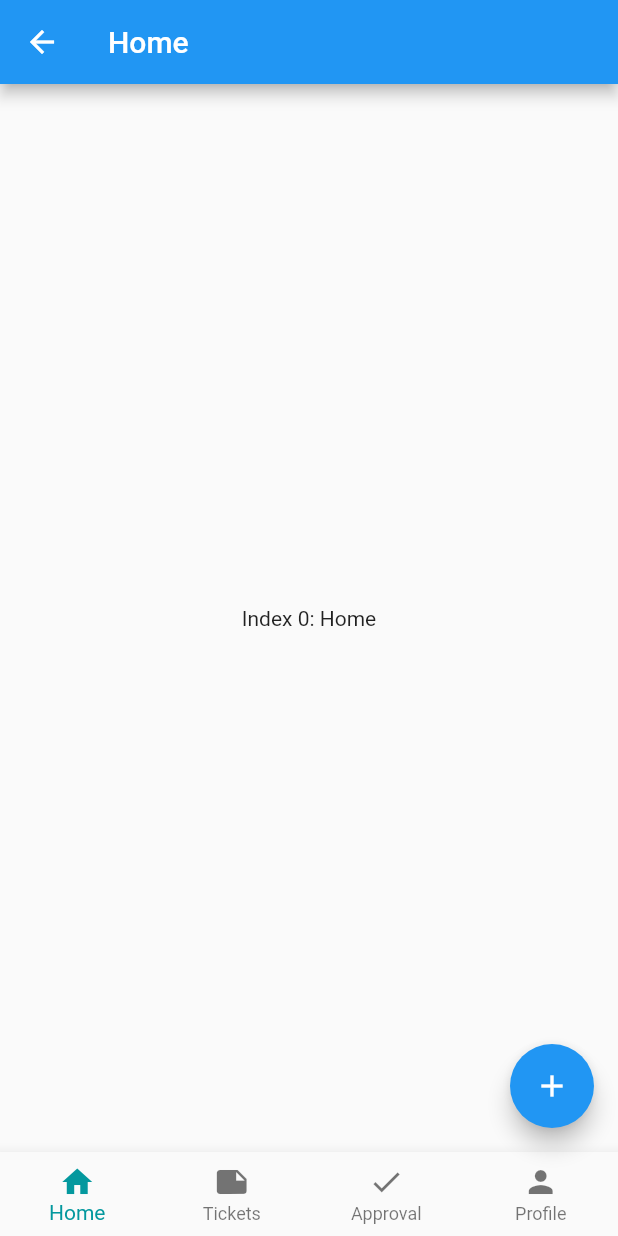
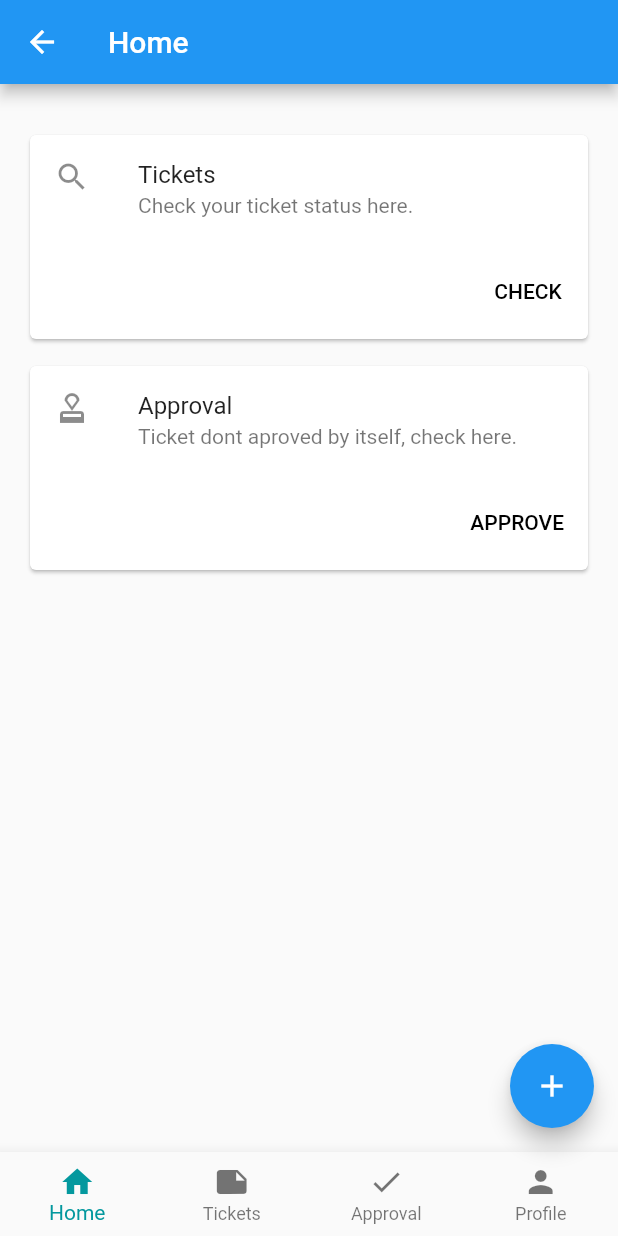
Before and after one commit to daffawrdhn/mt-eticket, a Flutter app: the HomeScreen screen opened by its route, on a phone screen of 412 x 824 dp. Run offline on Flutter 3.47's test engine with Material 2 defaults, Android fonts, the phone set to English and light mode, and no system bars; our stand-ins replace device_info, dio, flutter_datetime_picker, google_fonts, package_info, rxdart and 1 more; accounts and stored records are empty; statements that could not run were skipped.

Commit message:
navigation work

```diff
--- a/lib/routes/routes.dart
+++ b/lib/routes/routes.dart
@@ -1,4 +1,5 @@
 import 'package:flutter/material.dart';
+import 'package:mt/screen/addTicket/addTicket_screen.dart';
 import 'package:mt/screen/changePassword/changePassword_screen.dart';
 import 'package:mt/screen/home_screen.dart';
 import 'package:mt/screen/login/login_screen.dart';
@@ -10,4 +11,6 @@ final routes = {
   '/login':      (BuildContext context) => new LoginScreen(),
   '/checkdata':      (BuildContext context) => new CheckForgotScreen(),
   '/change':      (BuildContext context) => new ChangePasswordScreen(),
+  '/add':      (BuildContext context) => new AddTicketScreen(),
+
 };
--- /dev/null
+++ b/lib/screen/navigation/home_navigation.dart
@@ -0,0 +1,49 @@
+import 'package:flutter/material.dart';
+import 'package:mt/widget/reuseable/card/card_status.dart';
+import 'package:mt/screen/home_screen.dart';
+
+class HomeNav extends StatelessWidget {
+  final Function onChangeIndex; // Declare the callback function as a parameter
+
+  const HomeNav({Key key, this.onChangeIndex}) : super(key: key);
+  @override
+  Widget build(BuildContext context) {
+    return Center(
+      child: Padding(
+        padding: const EdgeInsets.symmetric(horizontal: 16.0),
+        child: ListView(
+        children: <Widget>[
+          SizedBox(height: 30.0),
+          CustomCard(
+            leading: Icon(Icons.search),
+            title: 'Tickets',
+            subtitle: 'Check your ticket status here.',
+            actions: <Widget>[
+              FlatButton(
+                child: Text('CHECK'),
+                onPressed: () {
+                  onChangeIndex(1);
+                },
+              ),
+            ],
+          ),
+          SizedBox(height: 10.0),
+          CustomCard(
+            leading: Icon(Icons.approval),
+            title: 'Approval',
+            subtitle: 'Ticket dont aproved by itself, check here.',
+            actions: <Widget>[
+              FlatButton(
+                child: Text('APPROVE'),
+                onPressed: () {
+                  onChangeIndex(2);
+                },
+              ),
+            ],
+          ),
+        ],
+      ),
+      ),
+    );
+  }
+}
--- /dev/null
+++ b/lib/widget/reuseable/card/card_status.dart
@@ -0,0 +1,37 @@
+
+import 'package:flutter/material.dart';
+import 'package:mt/resource/values/values.dart';
+
+class CustomCard extends StatelessWidget {
+  final Widget leading;
+  final String title;
+  final String subtitle;
+  final List<Widget> actions;
+
+  CustomCard({
+    this.leading,
+    this.title,
+    this.subtitle,
+    this.actions,
+  });
+
+  @override
+  Widget build(BuildContext context) {
+    return Card(
+      color: Theme.of(context).appBarTheme.color,
+      child: Column(
+        mainAxisSize: MainAxisSize.min,
+        children: <Widget>[
+          ListTile(
+            leading: leading,
+            title: Text(title),
+            subtitle: Text(subtitle),
+          ),
+          ButtonBar(
+            children: actions,
+          ),
+        ],
+      ),
+    );
+  }
+}
```
Also changed, not shown: lib/screen/addTicket/addTicket_screen.dart (+79 -0 lines), lib/screen/home_screen.dart (+51 -9 lines), lib/bloc/home/navigation_bloc.dart (added).
